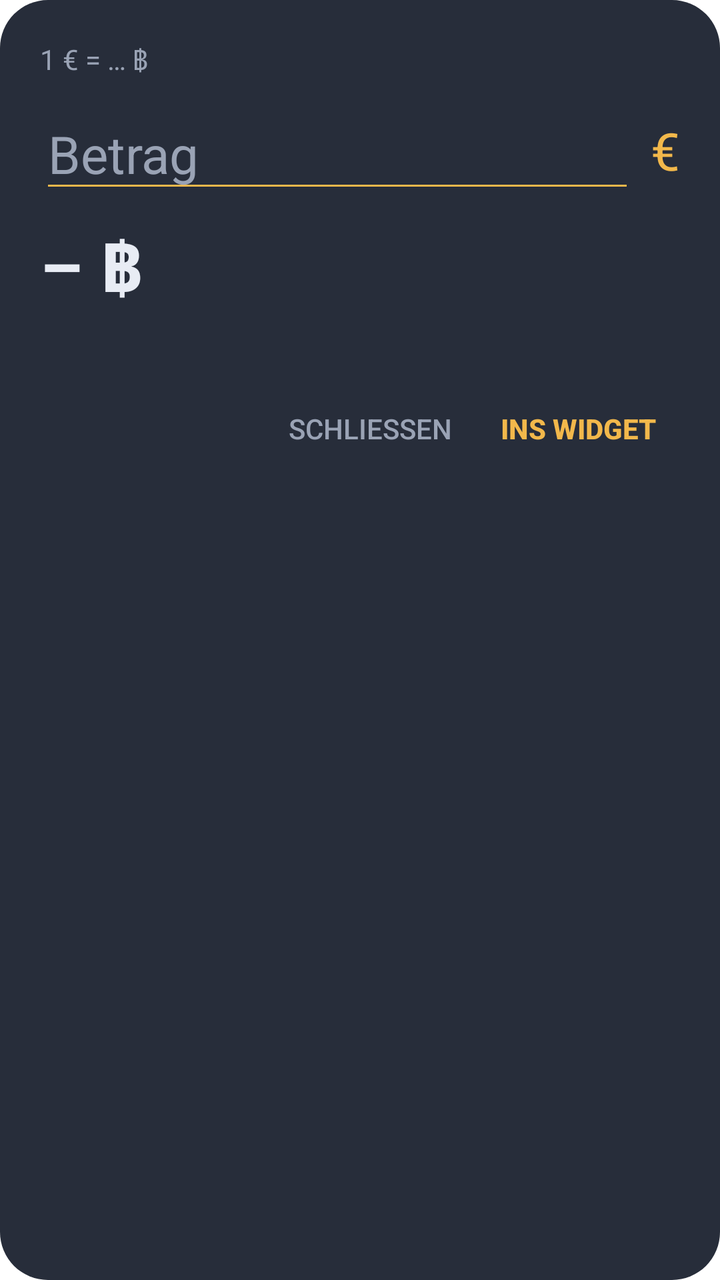
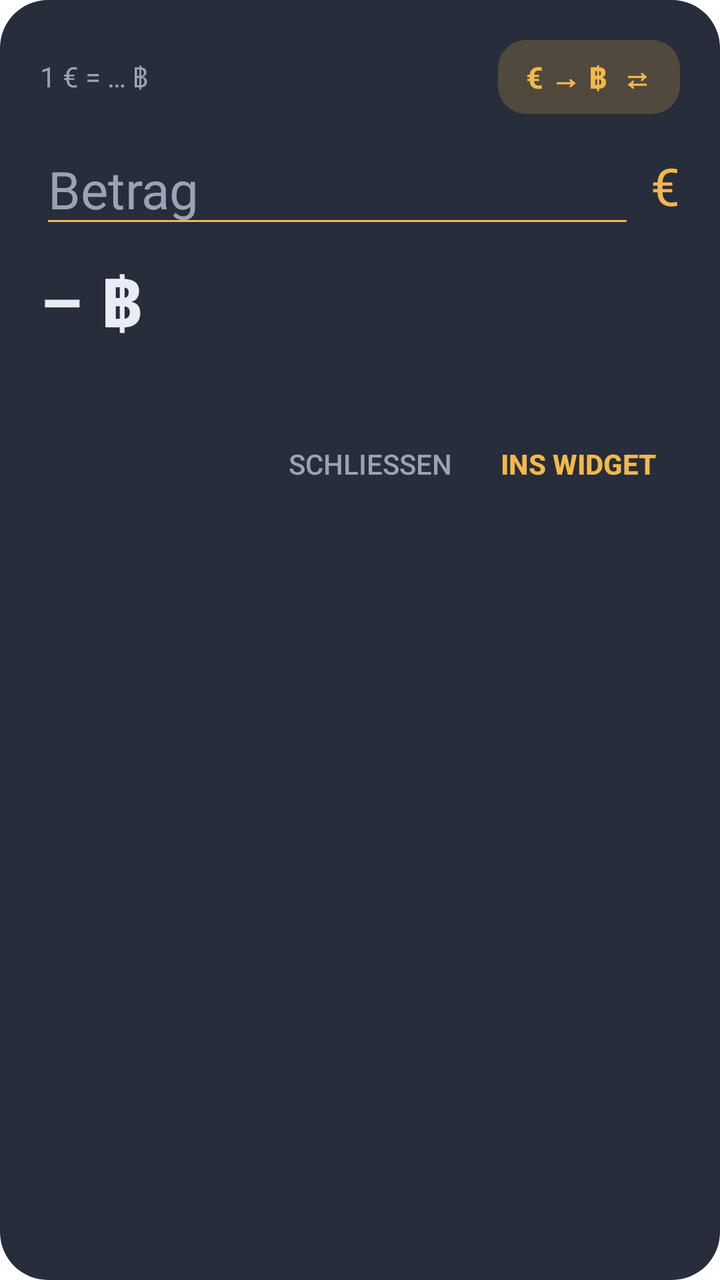

Compare the two renders of this Android layout. The source of the first and the diff that turns it into the second are given below.
<!-- AndroidManifest.xml: activity theme ConvertDialog -->
<!-- res/layout/activity_convert.xml -->
<?xml version="1.0" encoding="utf-8"?>
<LinearLayout xmlns:android="http://schemas.android.com/apk/res/android"
    android:layout_width="320dp"
    android:layout_height="wrap_content"
    android:background="@drawable/dialog_bg"
    android:orientation="vertical"
    android:padding="20dp">

    <TextView
        android:id="@+id/rate_line"
        android:layout_width="match_parent"
        android:layout_height="wrap_content"
        android:text="1 € = … ฿"
        android:textColor="@color/text_dim"
        android:textSize="14sp" />

    <LinearLayout
        android:layout_width="match_parent"
        android:layout_height="wrap_content"
        android:layout_marginTop="10dp"
        android:orientation="horizontal"
        android:gravity="center_vertical">

        <EditText
            android:id="@+id/input"
            android:layout_width="0dp"
            android:layout_height="wrap_content"
            android:layout_weight="1"
            android:digits="0123456789,."
            android:hint="Betrag"
            android:imeOptions="actionDone"
            android:inputType="numberDecimal"
            android:maxLines="1"
            android:textColor="@color/text"
            android:textColorHint="@color/text_dim"
            android:backgroundTint="@color/accent"
            android:textSize="26sp" />

        <TextView
            android:layout_width="wrap_content"
            android:layout_height="wrap_content"
            android:paddingStart="8dp"
            android:text="€"
            android:textColor="@color/accent"
            android:textSize="26sp" />
    </LinearLayout>

    <TextView
        android:id="@+id/result"
        android:layout_width="match_parent"
        android:layout_height="wrap_content"
        android:layout_marginTop="8dp"
        android:text="– ฿"
        android:textColor="@color/text"
        android:textSize="34sp"
        android:textStyle="bold" />

    <TextView
        android:id="@+id/status_line"
        android:layout_width="match_parent"
        android:layout_height="wrap_content"
        android:layout_marginTop="2dp"
        android:textColor="@color/text_dim"
        android:textSize="12sp" />

    <LinearLayout
        android:layout_width="match_parent"
        android:layout_height="wrap_content"
        android:layout_marginTop="16dp"
        android:gravity="end"
        android:orientation="horizontal">

        <Button
            android:id="@+id/cancel"
            style="?android:attr/borderlessButtonStyle"
            android:layout_width="wrap_content"
            android:layout_height="wrap_content"
            android:text="Schließen"
            android:textColor="@color/text_dim" />

        <Button
            android:id="@+id/save"
            style="?android:attr/borderlessButtonStyle"
            android:layout_width="wrap_content"
            android:layout_height="wrap_content"
            android:text="Ins Widget"
            android:textColor="@color/accent"
            android:textStyle="bold" />
    </LinearLayout>
</LinearLayout>
<!-- resources referenced by this layout -->
<resources>
  <color name="accent">#FFF2B84B</color>
  <color name="text">#FFE8ECF4</color>
  <color name="text_dim">#FF9AA3B5</color>
  <!-- drawable dialog_bg (drawable) -->
  <?xml version="1.0" encoding="utf-8"?>
  <shape xmlns:android="http://schemas.android.com/apk/res/android" android:shape="rectangle">
      <solid android:color="@color/bg" />
      <corners android:radius="24dp" />
  </shape>
  <style name="ConvertDialog" parent="android:Theme.DeviceDefault.Dialog.NoActionBar">
          <item name="android:windowBackground">@android:color/transparent</item>
          <item name="android:windowIsFloating">true</item>
          <item name="android:windowCloseOnTouchOutside">true</item>
          <item name="android:backgroundDimEnabled">true</item>
          <item name="android:colorAccent">@color/accent</item>
      </style>
  <color name="bg">#F21C2230</color>
</resources>

<!-- the commit's change to res/layout/activity_convert.xml (unified diff, before → after) -->
@@ -6,13 +6,35 @@
     android:orientation="vertical"
     android:padding="20dp">
 
-    <TextView
-        android:id="@+id/rate_line"
+    <LinearLayout
         android:layout_width="match_parent"
         android:layout_height="wrap_content"
-        android:text="1 € = … ฿"
-        android:textColor="@color/text_dim"
-        android:textSize="14sp" />
+        android:orientation="horizontal"
+        android:gravity="center_vertical">
+
+        <TextView
+            android:id="@+id/rate_line"
+            android:layout_width="0dp"
+            android:layout_height="wrap_content"
+            android:layout_weight="1"
+            android:text="1 € = … ฿"
+            android:textColor="@color/text_dim"
+            android:textSize="14sp" />
+
+        <TextView
+            android:id="@+id/swap"
+            android:layout_width="wrap_content"
+            android:layout_height="wrap_content"
+            android:background="@drawable/chip_bg"
+            android:paddingStart="14dp"
+            android:paddingEnd="14dp"
+            android:paddingTop="8dp"
+            android:paddingBottom="8dp"
+            android:text="€ → ฿  ⇄"
+            android:textColor="@color/accent"
+            android:textSize="15sp"
+            android:textStyle="bold" />
+    </LinearLayout>
 
     <LinearLayout
         android:layout_width="match_parent"
@@ -37,6 +59,7 @@
             android:textSize="26sp" />
 
         <TextView
+            android:id="@+id/input_currency"
             android:layout_width="wrap_content"
             android:layout_height="wrap_content"
             android:paddingStart="8dp"
<!-- resource entries referenced after the edit -->
@@ -3,6 +3,12 @@
   <color name="accent">#FFF2B84B</color>
   <color name="text">#FFE8ECF4</color>
   <color name="text_dim">#FF9AA3B5</color>
+  <!-- drawable chip_bg (drawable) -->
+  <?xml version="1.0" encoding="utf-8"?>
+  <shape xmlns:android="http://schemas.android.com/apk/res/android" android:shape="rectangle">
+      <solid android:color="#33F2B84B" />
+      <corners android:radius="14dp" />
+  </shape>
   <!-- drawable dialog_bg (drawable) -->
   <?xml version="1.0" encoding="utf-8"?>
   <shape xmlns:android="http://schemas.android.com/apk/res/android" android:shape="rectangle">
